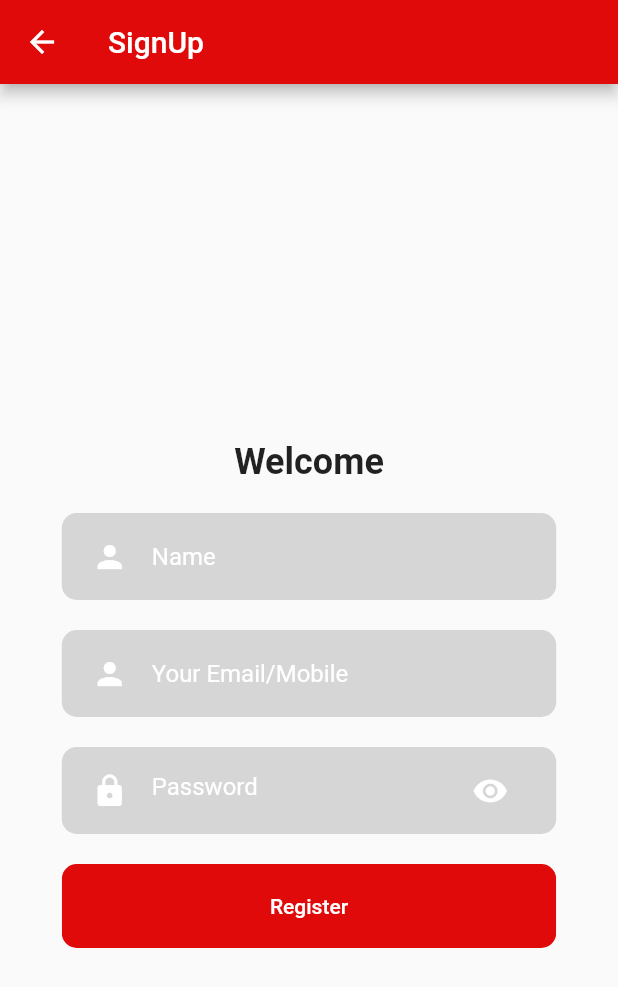
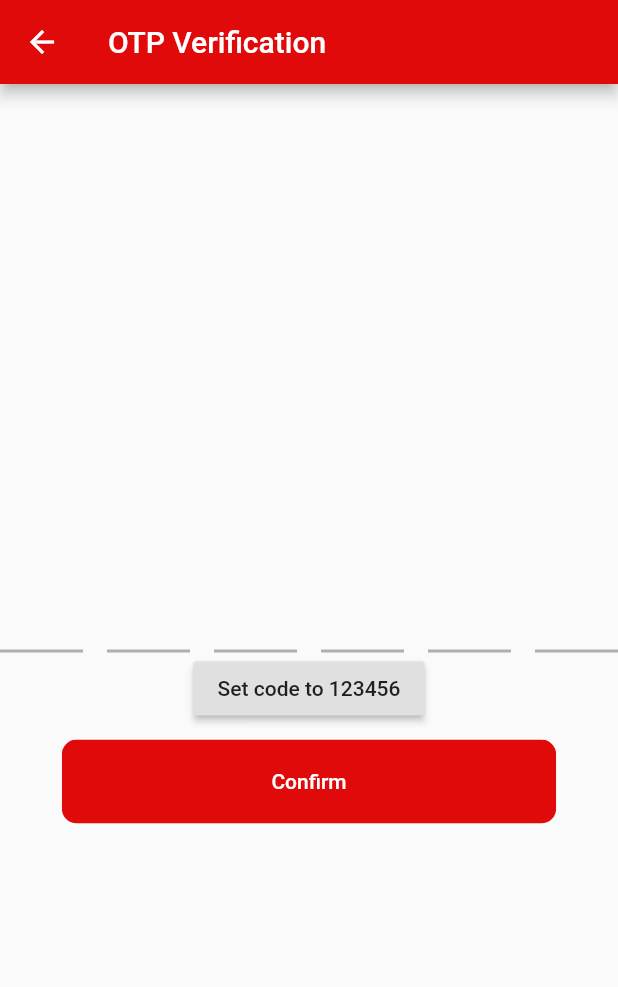
Before and after one commit to tataji/ecommerce_app, a Flutter app: the SignUpScreen screen opened directly, after a tap on "Register", on a phone screen of 412 x 824 dp. Shown: the top 987 px of the screen. Run offline on Flutter 3.47's test engine with Material 2 defaults, Android fonts, the phone set to English and light mode, and no system bars; drawn by our look-alikes of sms_autofill; our stand-ins replace carousel_slider, flutter_svg, shared_preferences; accounts and stored records are empty; project files that could hold a hidden picture were left out.

Commit message:
[added auto otp verification ui]

```diff
--- /dev/null
+++ b/lib/screens/OtpReadingScreen.dart
@@ -0,0 +1,78 @@
+import 'dart:async';
+
+import 'package:e_commerce/components/RoundedButton.dart';
+import 'package:e_commerce/main.dart';
+import 'package:e_commerce/screens/HomeScreen.dart';
+import 'package:e_commerce/utils/constants.dart';
+import 'package:flutter/cupertino.dart';
+import 'package:flutter/material.dart';
+import 'package:sms_autofill/sms_autofill.dart';
+
+class OtpReadingScreen extends StatefulWidget {
+  OtpReadingScreen({Key key}) : super(key: key);
+
+  @override
+  State<StatefulWidget> createState() {
+    // TODO: implement createState
+    return OtpReadingScreenState();
+  }
+}
+
+class OtpReadingScreenState extends State<OtpReadingScreen> {
+  String _code;
+
+  @override
+  Widget build(BuildContext context) {
+    // TODO: implement build
+    return Scaffold(
+      appBar: AppBar(title: Text("OTP Verification"),),
+      body: SingleChildScrollView(
+        child: Container(
+            height:  MediaQuery.of(context).size.height,
+            width: MediaQuery.of(context).size.width,
+            child: Column(crossAxisAlignment: CrossAxisAlignment.center,
+              mainAxisAlignment:MainAxisAlignment.center,
+              children: [
+                SizedBox(height:10),
+                PinFieldAutoFill(
+                  decoration: UnderlineDecoration(
+                    textStyle: TextStyle(fontSize: 20, color: Colors.black),
+                    colorBuilder: FixedColorBuilder(Colors.black.withOpacity(0.3)),
+                  ),
+                  currentCode: _code,
+                  onCodeSubmitted: (code) {},
+                  onCodeChanged: (code) {
+                    if (code.length == 6) {
+                      FocusScope.of(context).requestFocus(FocusNode());
+                      Timer(Duration(seconds: 2), ()async{
+                        Navigator.pushAndRemoveUntil(context,
+                            MaterialPageRoute(builder: (context) =>
+                                BottomMenuHomeScreen()),(Route<dynamic> route) => false);
+                      });
+
+                    }
+                  },
+                ),
+                RaisedButton(
+                  child: Text('Set code to 123456'),
+                  onPressed: () async {
+                    setState(() {
+                      _code = '123456';
+                    });
+                  },
+                ),
+                RoundedButton(
+                  text: "Confirm",
+                  press: () {
+                    Navigator.pushAndRemoveUntil(context,
+                        MaterialPageRoute(builder: (context) =>
+                            BottomMenuHomeScreen()),(Route<dynamic> route) => false);
+                  },color:appbarGreenColor,
+                ),
+              ],
+            )),
+
+      ),
+    );
+  }
+}
--- a/lib/screens/ProductDetailsScreen.dart
+++ b/lib/screens/ProductDetailsScreen.dart
@@ -141,6 +141,7 @@ class ProductDetailsScreenState extends State<ProductDetailsScreen> {
           ),
         ),
       ),
+
     );
   }
 }
--- a/lib/screens/SignUpScreen.dart
+++ b/lib/screens/SignUpScreen.dart
@@ -1,6 +1,7 @@
 import 'package:e_commerce/components/RoundedButton.dart';
 import 'package:e_commerce/components/RoundedInputField.dart';
 import 'package:e_commerce/components/RoundedPasswordInputField.dart';
+import 'package:e_commerce/screens/OtpReadingScreen.dart';
 import 'package:e_commerce/utils/constants.dart';
 import 'package:flutter/cupertino.dart';
 import 'package:flutter/material.dart';
@@ -47,7 +48,11 @@ class SignUpScreenState extends State<SignUpScreen> {
                 ),
                 RoundedButton(
                   text: "Register",
-                  press: () {},color:appbarGreenColor,
+                  press: () {
+                    Navigator.push(context,
+                        MaterialPageRoute(builder: (context) =>
+                            OtpReadingScreen(),));
+                  },color:appbarGreenColor,
                 ),
               ],
             )),
--- a/pubspec.yaml
+++ b/pubspec.yaml
@@ -32,6 +32,7 @@ dependencies:
   carousel_slider: ^2.3.1
   provider: ^4.3.2+2
   shared_preferences: ^0.5.12+4
+  sms_autofill: ^1.2.7
 dev_dependencies:
   flutter_test:
     sdk: flutter
```
Also changed, not shown: pubspec.lock.
